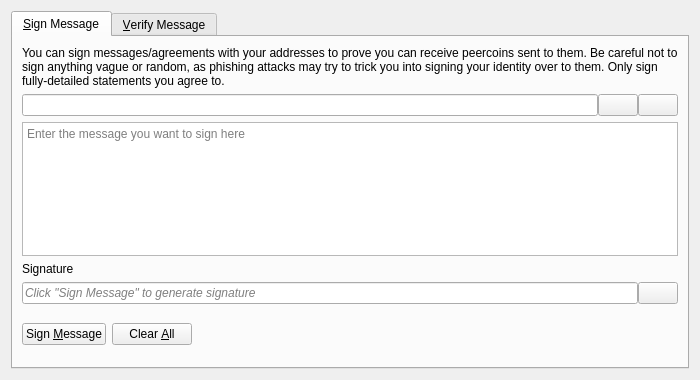
This is src/qt/forms/signverifymessagedialog.ui in patchcoin/patchcoin as Qt 5 draws it before an edit. The edited form follows.
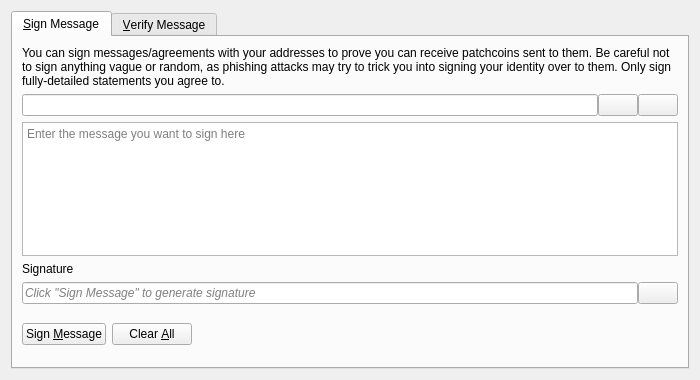
This is the edited form. Icons and pictures are not drawn. Custom widgets are drawn as their Qt base class.

Commit message: renaming peercoin -> patchcoin part 1

Diff of the .ui file:
```diff
--- a/src/qt/forms/signverifymessagedialog.ui
+++ b/src/qt/forms/signverifymessagedialog.ui
@@ -30,7 +30,7 @@
        <item>
         <widget class="QLabel" name="infoLabel_SM">
          <property name="text">
-          <string>You can sign messages/agreements with your addresses to prove you can receive peercoins sent to them. Be careful not to sign anything vague or random, as phishing attacks may try to trick you into signing your identity over to them. Only sign fully-detailed statements you agree to.</string>
+          <string>You can sign messages/agreements with your addresses to prove you can receive patchcoins sent to them. Be careful not to sign anything vague or random, as phishing attacks may try to trick you into signing your identity over to them. Only sign fully-detailed statements you agree to.</string>
          </property>
          <property name="textFormat">
           <enum>Qt::PlainText</enum>
```
Left out of the diff: 8 changed lines with no effect on the pictures. The commit also changes 171 other files.
